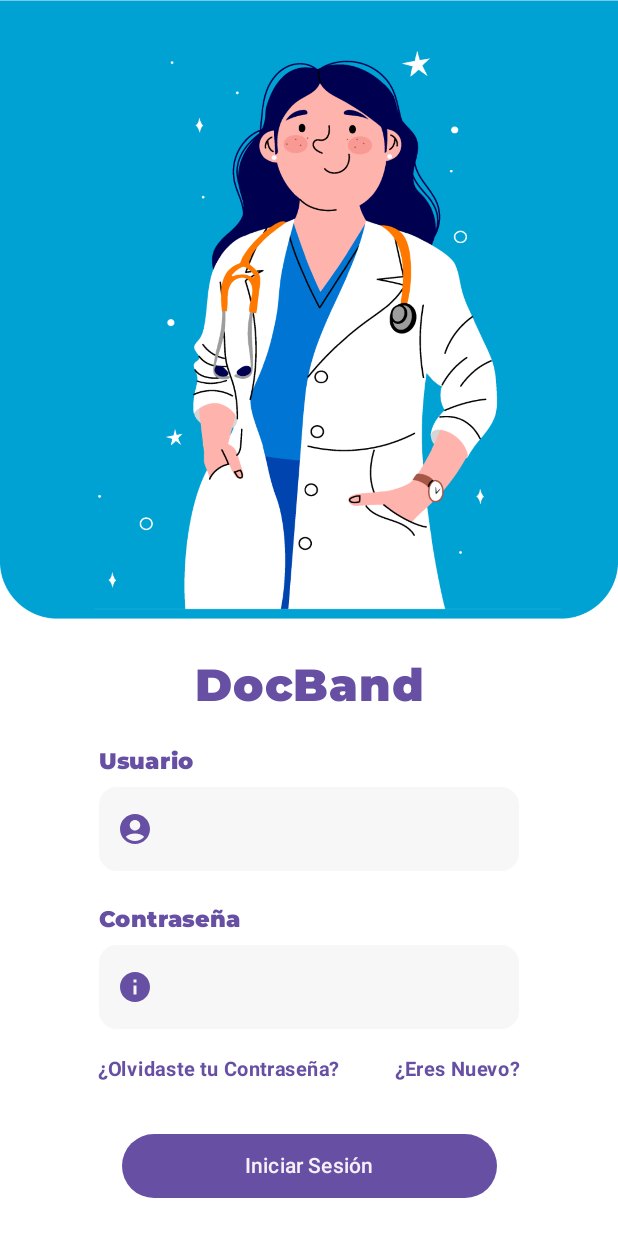
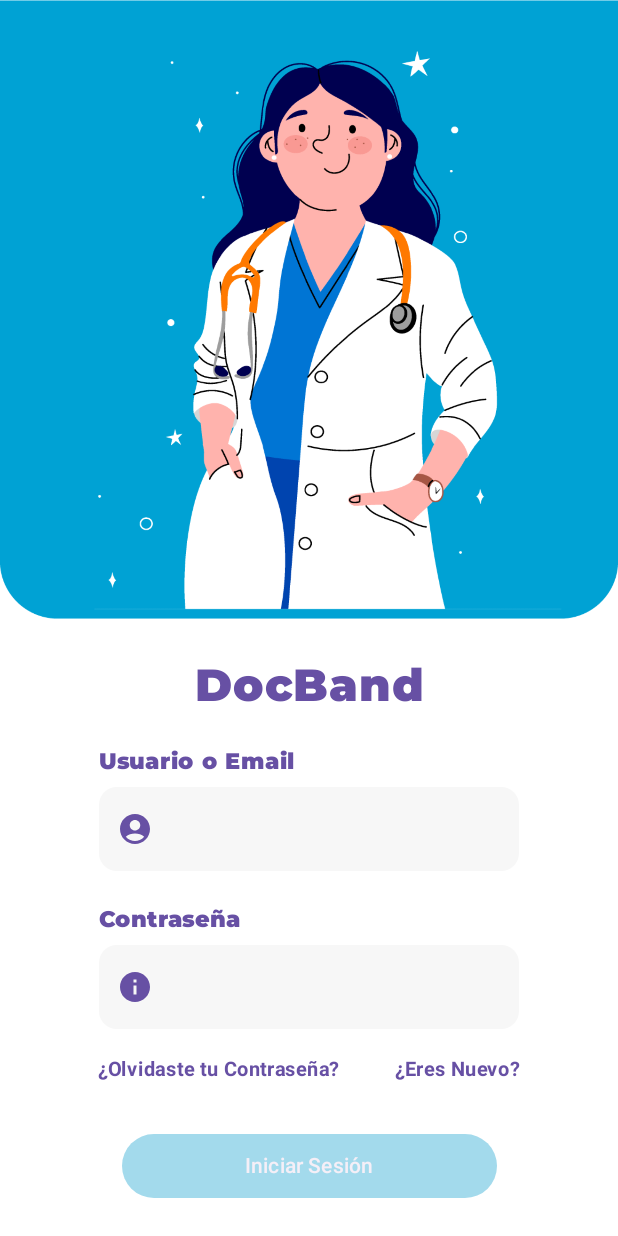
Before and after one commit to anzarpe97/DocBand, an Android app built with Jetpack Compose: the screen it shows after launch (MainActivity), on a phone screen of 412 x 824 dp. Run offline under Robolectric (Android 15) with nearby library versions, the phone set to English and light mode, and no system bars; our stand-ins replace Firebase (no records; nobody signed in at launch, a user with empty details on screens opened directly), livedata-compose; Roboto replaces fonts that are not available here.

Commit message:
Validacion Contraseña y correo

```diff
--- a/app/src/main/java/com/docband/docband/NavigationHost.kt
+++ b/app/src/main/java/com/docband/docband/NavigationHost.kt
@@ -8,6 +8,7 @@ import com.docband.docband.Destinations.*
 import com.docband.docband.HomeView.HomeView
 import com.docband.docband.InfoView.InfoView
 import com.docband.docband.login.ui.LoginScreen
+import com.docband.docband.login.ui.LoginViewModel
 import com.docband.docband.login.ui.NewUserR
 
 @Composable
@@ -19,7 +20,11 @@ fun NavigationHost(){
 
         composable(LoginScreen.route){
 
-            LoginScreen(navRegistro = { NavControler.navigate(NewUserR.route) }, navHome = { NavControler.navigate(HomeView.route) })
+            LoginScreen(
+                navRegistro = { NavControler.navigate(NewUserR.route) },
+                navHome = { NavControler.navigate(HomeView.route) },
+                LoginViewModel()
+            )
         }
 
         composable(NewUserR.route){
--- a/app/src/main/java/com/docband/docband/login/ui/LoginScreen.kt
+++ b/app/src/main/java/com/docband/docband/login/ui/LoginScreen.kt
@@ -39,22 +39,23 @@ import androidx.compose.ui.unit.dp
 import androidx.compose.ui.unit.sp
 import com.docband.docband.ui.theme.montserratFamily
 import androidx.compose.material3.Button
+import androidx.compose.material3.ButtonDefaults
 import androidx.compose.material3.Icon
 import androidx.compose.material3.MaterialTheme
 import androidx.compose.material3.TextFieldDefaults
+import androidx.compose.runtime.livedata.observeAsState
+import androidx.compose.ui.text.input.PasswordVisualTransformation
 import com.docband.docband.R
 import com.docband.docband.ui.theme.DocBandTheme
 
-
-
 @Composable
-fun LoginScreen(navRegistro : () -> Unit, navHome : () -> Unit, viewModel: LoginViewModel = androidx.lifecycle.viewmodel.compose.viewModel()) {
+fun LoginScreen(navRegistro : () -> Unit, navHome : () -> Unit, viewModel: LoginViewModel) {
     Column(modifier = Modifier.fillMaxHeight()) {
 
         Column {
 
 
-            Login(Modifier.align(Alignment.Start), navRegistro, navHome)
+            Login(Modifier.align(Alignment.Start), navRegistro, navHome,viewModel)
 
 
         }
@@ -62,9 +63,20 @@ fun LoginScreen(navRegistro : () -> Unit, navHome : () -> Unit, viewModel: Login
 }
 
 @Composable
-fun Login(modifier: Modifier, navRegistro : () -> Unit, navHome : () -> Unit, labelId : String = "Email") {
+fun Login(
+    modifier: Modifier,
+    navRegistro: () -> Unit,
+    navHome: () -> Unit,
+    viewModel: LoginViewModel
+) {
 
     DocBandTheme {
+
+        //ViewModel
+        val email : String by viewModel.email.observeAsState(initial = "")
+        val password : String by viewModel.password.observeAsState(initial = "")
+        val loginEnable : Boolean by viewModel.loginEnable.observeAsState(initial = false)
+
 
         Column(modifier = Modifier.background(Color.White)) {
 
@@ -91,8 +103,8 @@ fun Login(modifier: Modifier, navRegistro : () -> Unit, navHome : () -> Unit, la
                         .fillMaxWidth(),
                     horizontalAlignment = Alignment.CenterHorizontally
                 ) {
-                    MyTextInput("Usuario")
-                    UserField()
+                    MyTextInput("Usuario o Email")
+                    UserField(email) {viewModel.onLoginChanged(it, password)}
                 }
                 Spacer(modifier = Modifier.padding(10.dp))
                 Column(
@@ -101,7 +113,7 @@ fun Login(modifier: Modifier, navRegistro : () -> Unit, navHome : () -> Unit, la
                     horizontalAlignment = Alignment.CenterHorizontally
                 ) {
                     MyTextInput("Contraseña")
-                    PasswordField()
+                    PasswordField(password) {viewModel.onLoginChanged(email, it)}
                 }
 
                 Row(
@@ -115,7 +127,7 @@ fun Login(modifier: Modifier, navRegistro : () -> Unit, navHome : () -> Unit, la
                 }
                 Spacer(modifier = Modifier.padding(15.dp))
 
-                ButtonLog(Modifier.align(Alignment.CenterHorizontally), navHome)
+                ButtonLog(Modifier.align(Alignment.CenterHorizontally), navHome, loginEnable) {viewModel.onLoginSelected()}
 
             }
 
@@ -126,13 +138,12 @@ fun Login(modifier: Modifier, navRegistro : () -> Unit, navHome : () -> Unit, la
 
 
 @Composable
-fun UserField() {
+fun UserField(email: String, onTextFieldChange: (String) -> Unit ) {
 
-    var emailUser  by remember { mutableStateOf ("") }
 
     TextField(
-        value = emailUser,
-        onValueChange = { emailUser = it },
+        value = email,
+        onValueChange = { onTextFieldChange (it) },
         keyboardOptions = KeyboardOptions(keyboardType = KeyboardType.Email),
         singleLine = true,
         textStyle = TextStyle(fontSize = 20.sp, color = MaterialTheme.colorScheme.primary),
@@ -156,15 +167,14 @@ fun UserField() {
 }
 
 @Composable
-fun PasswordField() {
-
-    var name by remember { mutableStateOf("") }
+fun PasswordField(password: String, onTextFieldChange: (String) -> Unit) {
 
     TextField(
-        value = name,
-        onValueChange = { name = it },
+        value = password,
+        onValueChange = {onTextFieldChange(it)},
         keyboardOptions = KeyboardOptions(keyboardType = KeyboardType.Password),
         singleLine = true,
+        visualTransformation = PasswordVisualTransformation(),
         leadingIcon = {
             Icon(
                 imageVector = Icons.Filled.Info,
@@ -238,17 +248,20 @@ fun ForgotPassword() {
 }
 
 @Composable
-fun ButtonLog(modifier: Modifier, navHome : () -> Unit) {
+fun ButtonLog(modifier: Modifier, navHome : () -> Unit, loginEnable : Boolean, onLoginSelected: () -> Unit) {
 
     Button(
-        onClick = {navHome()}, modifier
+        onClick = {
+            onLoginSelected()
+            navHome()
+                  }, modifier
             .width(250.dp)
-            .height(48.dp)
-    ) {
-
+            .height(48.dp),
+            colors = ButtonDefaults.buttonColors(
+                containerColor = Color(0xFF05A1D4),
+                disabledContainerColor = Color(0xFFA3DAEC)
+            ),enabled = loginEnable) {
         Text(text = "Iniciar Sesión", color = MaterialTheme.colorScheme.inverseOnSurface)
-
-
     }
 
 }
--- a/app/src/main/java/com/docband/docband/login/ui/LoginViewModel.kt
+++ b/app/src/main/java/com/docband/docband/login/ui/LoginViewModel.kt
@@ -1,6 +1,7 @@
 package com.docband.docband.login.ui
 
 import android.util.Log
+import android.util.Patterns
 import androidx.lifecycle.LiveData
 import androidx.lifecycle.MutableLiveData
 import androidx.lifecycle.ViewModel
@@ -9,39 +10,68 @@ import com.google.firebase.Firebase
 import com.google.firebase.auth.FirebaseAuth
 import com.google.firebase.auth.auth
 import kotlinx.coroutines.launch
-import java.lang.Exception
+
 
 class LoginViewModel :ViewModel () {
 
-    private val auth : FirebaseAuth = Firebase.auth
-    private val _loading = MutableLiveData(false)
+    //Firebase
+    private val auth: FirebaseAuth = Firebase.auth
+    private val loading = MutableLiveData(false)
 
-    fun singInWithEmailAndPassword (email: String, password : String, home:  () -> Unit)
-    = viewModelScope.launch{
+    private val _email = MutableLiveData<String>()
+    val email: LiveData<String> = _email
 
-        try{
+    private val _password = MutableLiveData<String>()
+    val password: LiveData<String> = _password
 
-            auth.signInWithEmailAndPassword(email,password).addOnCompleteListener{ task ->
-                if (task.isSuccessful){
+    private val _loginEnabled = MutableLiveData<Boolean>()
+    val loginEnable: LiveData<Boolean> = _loginEnabled
 
-                    Log.d("DocBand", "Inicio de sesión exitoso")
-                    home
+    fun onLoginSelected() {
+
+    }
+
+    fun onLoginChanged(email: String, password: String) {
+
+        _email.value = email
+        _password.value = password
+        _loginEnabled.value = isValidEmail(email) && isValidPassword(password)
+
+    }
+
+    fun isValidEmail(email: String): Boolean = Patterns.EMAIL_ADDRESS.matcher(email).matches()
+
+    fun isValidPassword(password: String): Boolean = password.length > 6
+
+    fun singInWithEmailAndPassword(email: String, password: String, home: () -> Unit) =
+        viewModelScope.launch {
+
+            try {
+
+                auth.signInWithEmailAndPassword(email, password).addOnCompleteListener{task ->
+
+                    if(task.isSuccessful){
+
+                        Log.d ("DocBand", "Login Exitoso")
+
                     }
 
                     else{
 
-                    Log.d("DocBand", "${task.result.toString()}")
+                        Log.d ("DocBand", "Error: ${task.result}")
 
-                }
                     }
 
                 }
 
-        catch (ex:Exception){
+            }
 
-            Log.d("DocBand", "${ex.message}")
+            catch (ex : Exception){
+
+                Log.d ("DocBand", "Error: ${ex.message}")
 
             }
 
         }
+
 }
```
Lines whose indentation alone changed are shown as unchanged.
